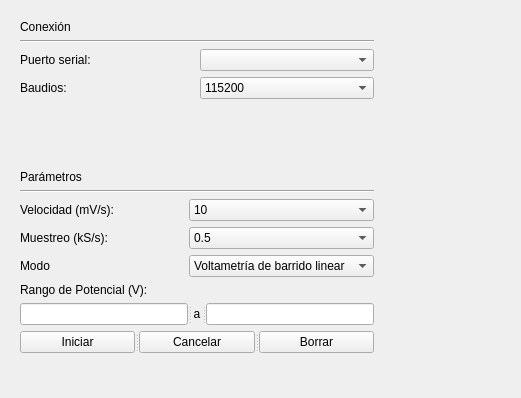
The window that Ui_main.ui (ROaurelian/coreSTAT) describes before a commit, drawn with Qt 5; both pictures show x 0 to 521 and y 0 to 398 of the 800 by 900 pixel window.
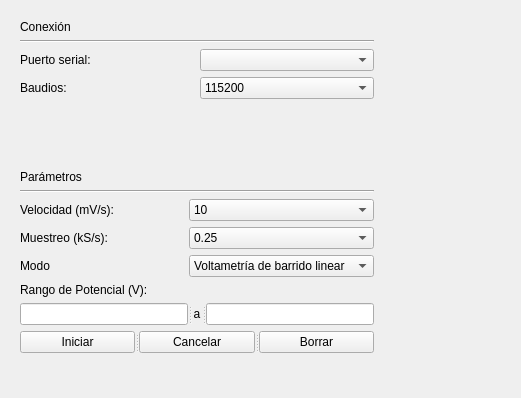
The same window after the commit. Icons and pictures are not drawn. Custom widgets are drawn as their Qt base class.

Diff of the .ui file:
```diff
--- a/Ui_main.ui
+++ b/Ui_main.ui
@@ -230,6 +230,16 @@
        </item>
        <item row="3" column="1">
         <widget class="QComboBox" name="samplingcomboBox">
+         <item>
+          <property name="text">
+           <string>0.25</string>
+          </property>
+         </item>
+         <item>
+          <property name="text">
+           <string>0.4</string>
+          </property>
+         </item>
          <item>
           <property name="text">
            <string>0.5</string>
```
Left out of the diff: 26 changed lines with no effect on the pictures.
